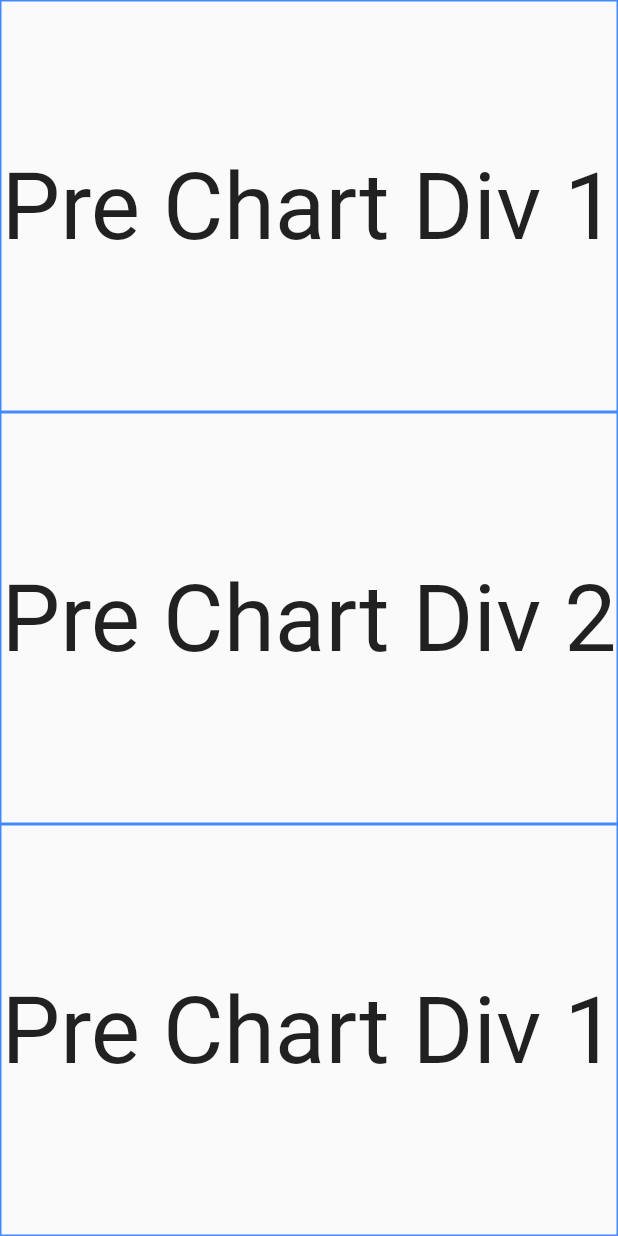
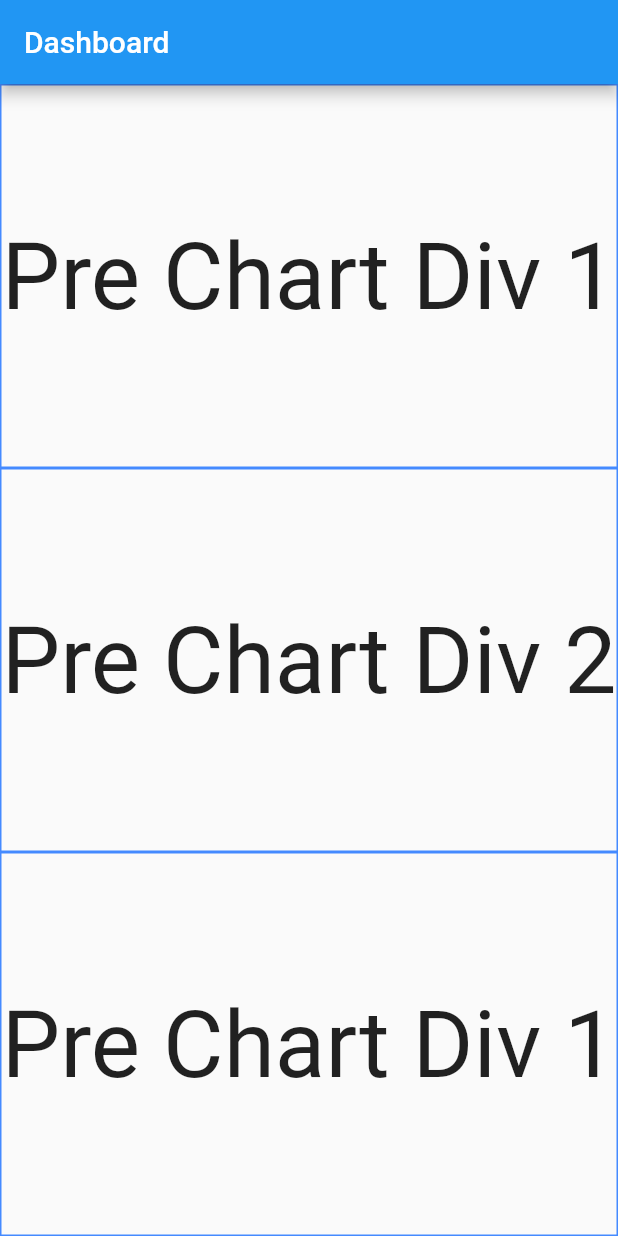
Before and after one commit to dkao1222/SmartView.Report, a Flutter app: the DashBoard screen opened directly, on a phone screen of 412 x 824 dp. Run offline on Flutter 3.47's test engine with Material 2 defaults, Android fonts, the phone set to English and light mode, and no system bars; our stand-ins replace cloud_firestore, firebase_auth, firebase_core, google_sign_in; accounts and stored records are empty.

Commit message:
add appbar to dash_board.dart

```diff
--- a/lib/dash_board.dart
+++ b/lib/dash_board.dart
@@ -6,6 +6,9 @@ class DashBoard extends StatelessWidget {
   @override
   Widget build(BuildContext context) {
     return Scaffold(
+      appBar: AppBar(
+        title: Text('Dashboard'),
+      ),
       body: Column(
         children: <Widget>[
           Expanded(
```
